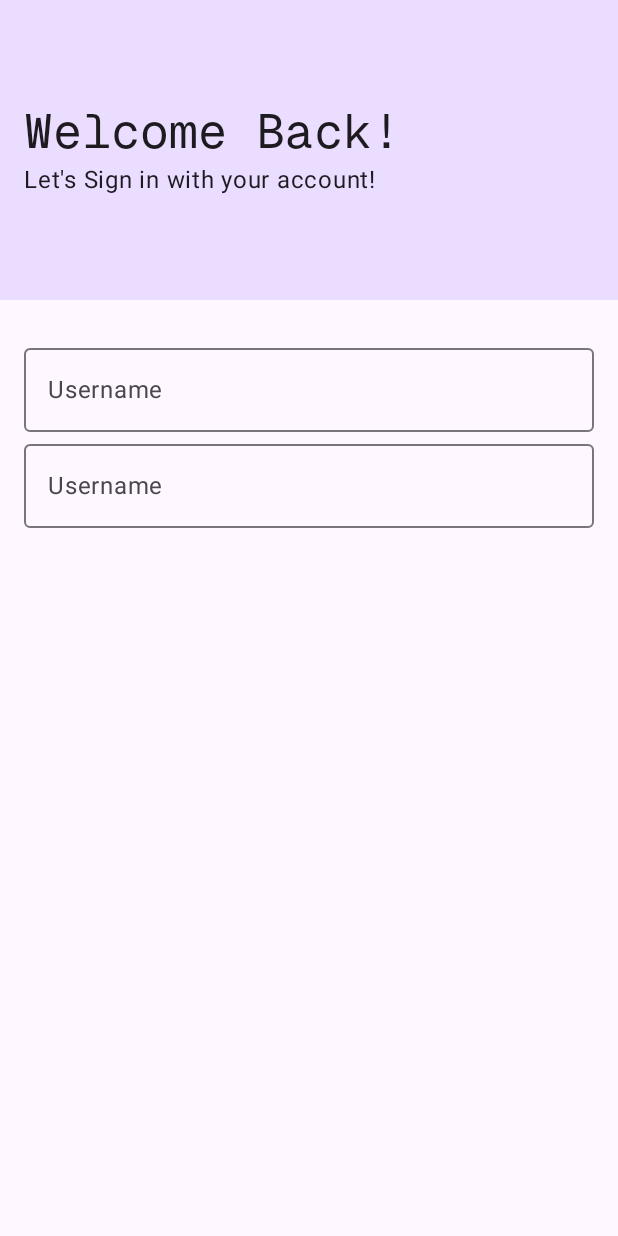
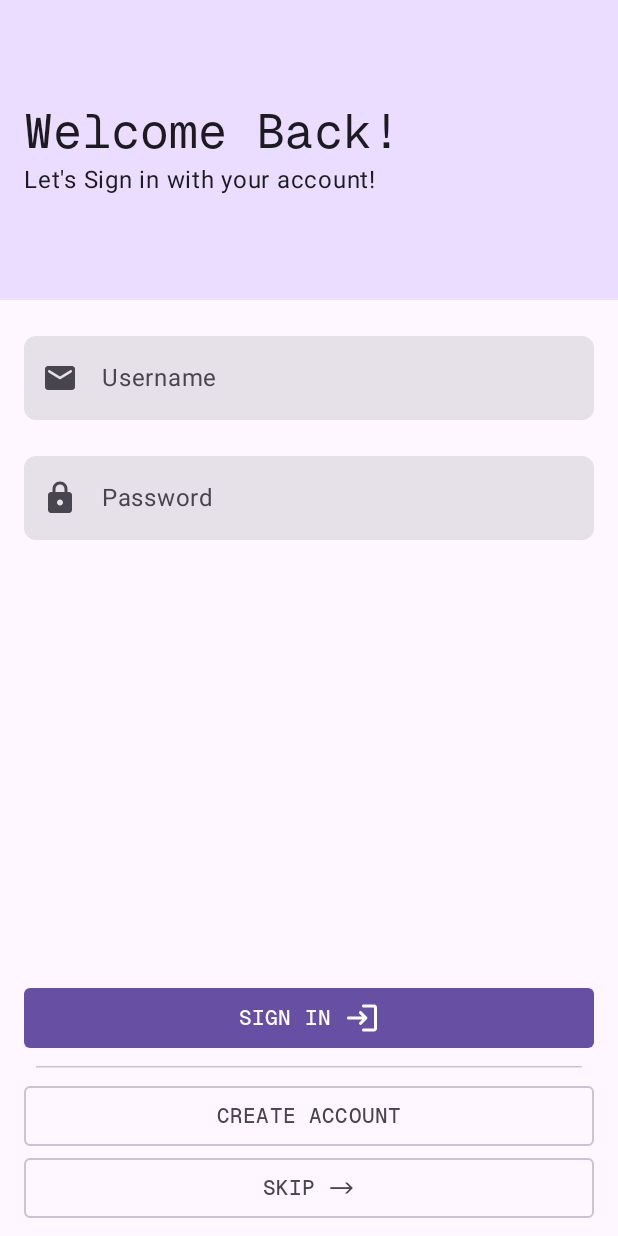
Before and after one commit to Bangkit-WSLTA-Capstone/mobile-edusign, an Android app built with Jetpack Compose: the composable LoginScreen shown on its own in the app's theme, on a phone screen of 412 x 824 dp. Run offline under Robolectric (Android 15) with nearby library versions, the light colour scheme and no system bars.

Commit message:
ui: update login screen with validation

```diff
--- a/app/src/main/java/com/nekkiichi/edusign/ui/screens/auth/LoginScreen.kt
+++ b/app/src/main/java/com/nekkiichi/edusign/ui/screens/auth/LoginScreen.kt
@@ -3,27 +3,51 @@ package com.nekkiichi.edusign.ui.screens.auth
 import androidx.compose.foundation.background
 import androidx.compose.foundation.layout.Arrangement
 import androidx.compose.foundation.layout.Column
+import androidx.compose.foundation.layout.Spacer
 import androidx.compose.foundation.layout.defaultMinSize
 import androidx.compose.foundation.layout.fillMaxWidth
 import androidx.compose.foundation.layout.padding
+import androidx.compose.foundation.layout.width
+import androidx.compose.foundation.layout.widthIn
+import androidx.compose.foundation.shape.RoundedCornerShape
+import androidx.compose.material.icons.Icons
+import androidx.compose.material.icons.automirrored.rounded.Login
+import androidx.compose.material.icons.rounded.Email
+import androidx.compose.material.icons.rounded.Lock
+import androidx.compose.material3.HorizontalDivider
+import androidx.compose.material3.Icon
 import androidx.compose.material3.MaterialTheme
-import androidx.compose.material3.OutlinedTextField
 import androidx.compose.material3.Scaffold
 import androidx.compose.material3.Surface
 import androidx.compose.material3.Text
+import androidx.compose.material3.TextField
+import androidx.compose.material3.TextFieldDefaults
 import androidx.compose.runtime.Composable
+import androidx.compose.runtime.LaunchedEffect
 import androidx.compose.runtime.getValue
 import androidx.compose.runtime.mutableStateOf
 import androidx.compose.runtime.remember
 import androidx.compose.runtime.setValue
 import androidx.compose.ui.Modifier
+import androidx.compose.ui.graphics.Color
 import androidx.compose.ui.tooling.preview.Preview
 import androidx.compose.ui.unit.dp
+import androidx.navigation.NavHostController
+import androidx.navigation.compose.rememberNavController
+import com.nekkiichi.edusign.ui.composable.OutlineButton
+import com.nekkiichi.edusign.ui.composable.PrimaryButton
 import com.nekkiichi.edusign.ui.theme.EduSignTheme
+import com.nekkiichi.edusign.utils.isValidEmail
+import com.nekkiichi.edusign.utils.isValidPassword
 
+private data class LoginForm(val email: String, val password: String)
 
 @Composable
-fun LoginScreen(modifier: Modifier = Modifier) {
+fun LoginScreen(modifier: Modifier = Modifier, navController: NavHostController) {
+    var loginForm: LoginForm? by remember {
+        mutableStateOf(null)
+    }
+
     Scaffold { paddingScaffold ->
         Column(Modifier.padding(paddingScaffold)) {
             Column(
@@ -37,32 +61,112 @@ fun LoginScreen(modifier: Modifier = Modifier) {
                 Text(text = "Welcome Back!", style = MaterialTheme.typography.headlineLarge)
                 Text(text = "Let's Sign in with your account!")
             }
-            LoginForm(Modifier.padding(horizontal = 16.dp, vertical = 24.dp))
+            LoginForm(
+                Modifier.padding(horizontal = 16.dp, vertical = 24.dp),
+                onChange = { loginForm = it })
+            Spacer(modifier = Modifier.weight(1f))
+            Column(
+                Modifier
+                    .padding(horizontal = 16.dp)
+                    .padding(bottom = 8.dp)
+                    .widthIn(320.dp)
+            ) {
+                PrimaryButton(onCLick = {
+                    //TODO: call viewmodel to check login
+                }, Modifier.fillMaxWidth()) {
+                    Text(text = "SIGN IN")
+                    Spacer(modifier = Modifier.width(8.dp))
+                    Icon(Icons.AutoMirrored.Rounded.Login, contentDescription = "")
+                }
+                HorizontalDivider(Modifier.padding(8.dp))
+                OutlineButton(onCLick = {
+                    navController.navigate("register")
+                }, Modifier.fillMaxWidth()) {
+                    Text(text = "CREATE ACCOUNT")
+                }
+                OutlineButton(onCLick = {
+                    navController.navigate("dashboard")
+                }, Modifier.fillMaxWidth()) {
+                    Text(text = "SKIP ->")
+                }
+            }
         }
     }
 }
 
 @Composable
-private fun LoginForm(modifier: Modifier = Modifier) {
+private fun LoginForm(modifier: Modifier = Modifier, onChange: (form: LoginForm?) -> Unit) {
     var email by remember {
         mutableStateOf("")
     }
-    val password by remember {
+    var emailError by remember {
         mutableStateOf("")
     }
-    Column(Modifier.then(modifier)) {
+    var password by remember {
+        mutableStateOf("")
+    }
+    var passwordError by remember {
+        mutableStateOf("")
+    }
 
-        OutlinedTextField(
+    LaunchedEffect(emailError, passwordError) {
+        if (emailError.isEmpty() && passwordError.isEmpty())
+            onChange.invoke(LoginForm(email, password))
+        else
+            onChange.invoke(null)
+    }
+
+    Column(Modifier.then(modifier), verticalArrangement = Arrangement.spacedBy(8.dp)) {
+        TextField(
             email,
-            onValueChange = { email = it },
+            onValueChange = {
+                email = it
+                emailError = email.isValidEmail() ?: ""
+            },
             Modifier.fillMaxWidth(),
+            shape = RoundedCornerShape(8.dp),
+            colors = TextFieldDefaults.colors(
+                focusedIndicatorColor = Color.Transparent,
+                unfocusedIndicatorColor = Color.Transparent,
+                disabledIndicatorColor = Color.Transparent,
+                errorIndicatorColor = Color.Transparent
+            ),
             label = { Text(text = "Username") },
+            leadingIcon = {
+                Icon(Icons.Rounded.Email, contentDescription = "Username / Email")
+            },
+            isError = emailError.isNotEmpty(),
+            supportingText = {
+                // show error is email error contain text
+                if (emailError.isNotEmpty()) {
+                    Text(emailError)
+                }
+            }
         )
-        OutlinedTextField(
+        TextField(
             password,
-            onValueChange = { email = it },
+            onValueChange = {
+                password = it
+                passwordError = password.isValidPassword() ?: ""
+            },
             Modifier.fillMaxWidth(),
-            label = { Text(text = "Username") },
+            shape = RoundedCornerShape(8.dp),
+            colors = TextFieldDefaults.colors(
+                focusedIndicatorColor = Color.Transparent,
+                unfocusedIndicatorColor = Color.Transparent,
+                disabledIndicatorColor = Color.Transparent,
+                errorIndicatorColor = Color.Transparent
+            ),
+            label = { Text(text = "Password") },
+            leadingIcon = {
+                Icon(Icons.Rounded.Lock, contentDescription = "Password")
+            },
+            isError = passwordError.isNotEmpty(),
+            supportingText = {
+                if (passwordError.isNotEmpty()) {
+                    Text(passwordError)
+                }
+            }
         )
     }
 }
@@ -73,7 +177,7 @@ private fun LoginForm(modifier: Modifier = Modifier) {
 private fun LoginScreenPreview(modifier: Modifier = Modifier) {
     EduSignTheme(darkTheme = true) {
         Surface {
-            LoginScreen()
+            LoginScreen(Modifier, rememberNavController())
         }
     }
 }
--- /dev/null
+++ b/app/src/main/java/com/nekkiichi/edusign/utils/FormValidation.kt
@@ -0,0 +1,28 @@
+package com.nekkiichi.edusign.utils
+
+
+/**
+ * Check if string is valid email address
+ * Return null if valid, otherwise return reason string if not valid.
+ */
+fun String.isValidEmail(): String? {
+    val emailRegex = "^[A-Za-z0-9+_.-]+@[A-Za-z0-9.-]+\$"
+    val result = this.matches(emailRegex.toRegex())
+    if(result) {
+        return null
+    }
+    return "This is not valid email"
+}
+
+/**
+ * Check if password is meet this criteria below:
+ * - have at least 8 characters
+ *
+ * return null if valid, return string if not valid
+ */
+fun String.isValidPassword(): String? {
+    if(this.length < 8) {
+        return "Password must contain at least 8 character"
+    }
+    return null
+}
```
